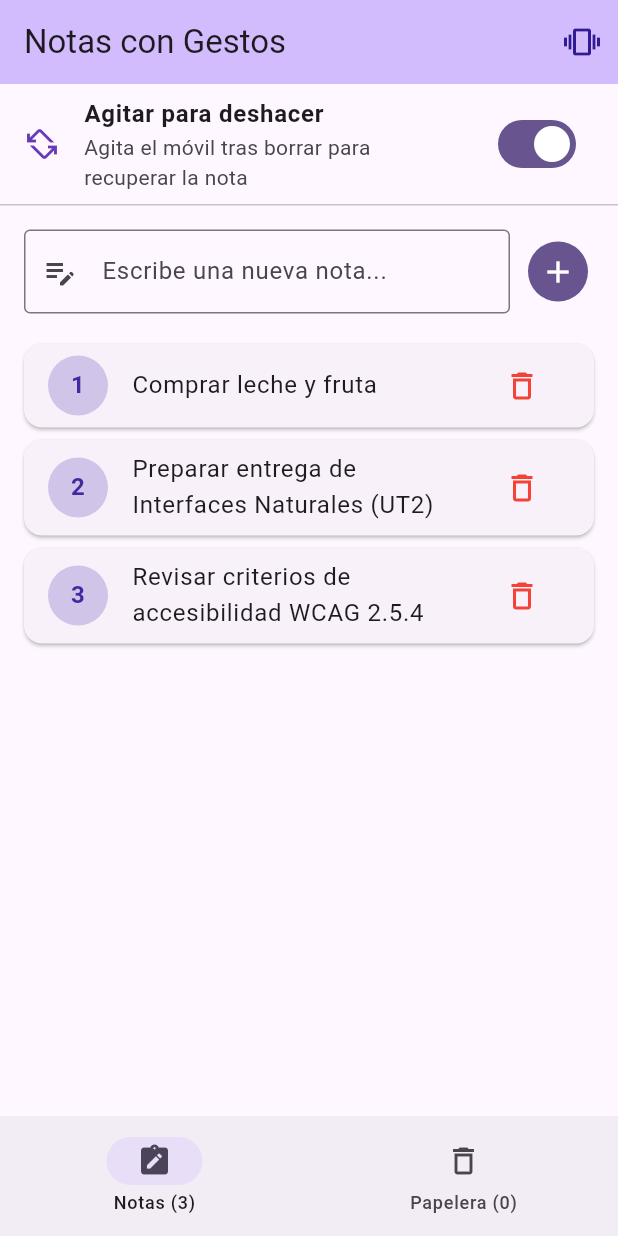
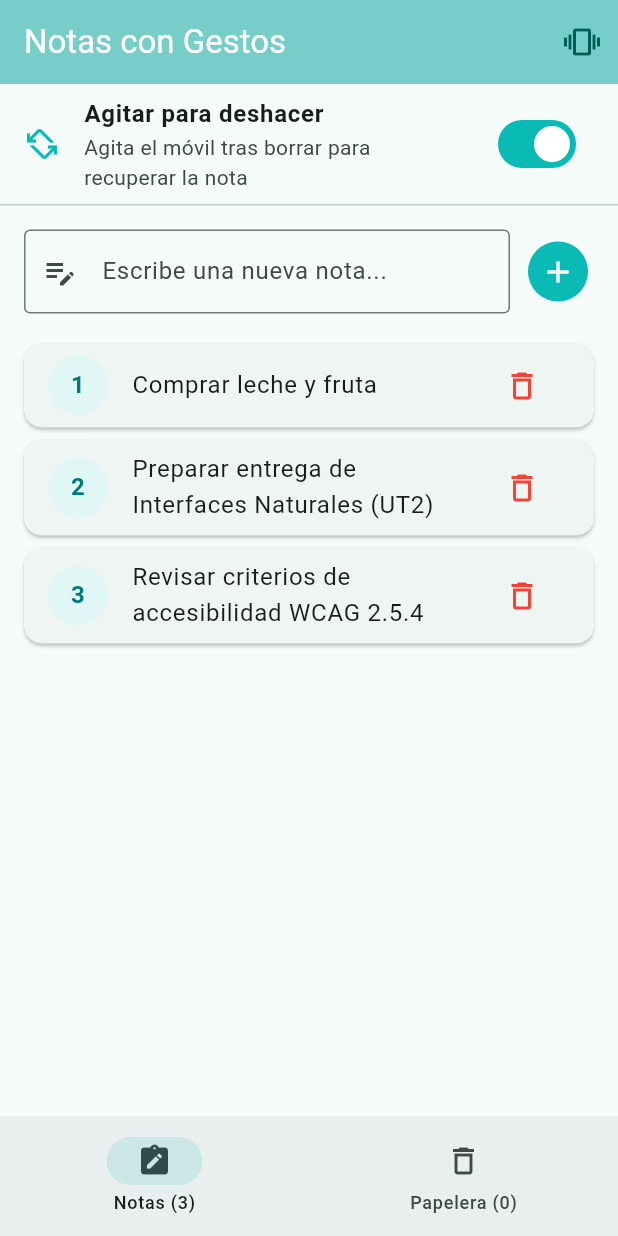
Before and after one commit to Ayoub-Atidi-Belbaz/ACTIVIDADES-1-y-2-INterfaces-Naturales, a Flutter app: the screen it shows after launch, on a phone screen of 412 x 824 dp. Run offline on Flutter 3.47's test engine with Material 3 defaults, Android fonts, the phone set to English and light mode, and no system bars; our stand-ins replace flutter_tts, sensors_plus, speech_to_text.

Commit message:
style(notas_gestos): aplicar paleta de color Tiffany Blue (#0ABAB5) en AppBarTheme y navegacion

```diff
--- a/notas_gestos/lib/main.dart
+++ b/notas_gestos/lib/main.dart
@@ -20,8 +20,14 @@ class NotasGestosApp extends StatelessWidget {
       theme: ThemeData(
         useMaterial3: true,
         colorScheme: ColorScheme.fromSeed(
-          seedColor: Colors.deepPurple,
+          seedColor: const Color(0xFF0ABAB5),
+          primary: const Color(0xFF0ABAB5),
           brightness: Brightness.light,
+        ),
+        appBarTheme: const AppBarTheme(
+          backgroundColor: Color(0xFF0ABAB5),
+          foregroundColor: Colors.white,
+          elevation: 2,
         ),
       ),
       home: const PantallaNotas(),
@@ -312,7 +318,7 @@ class _PantallaNotasState extends State<PantallaNotas> {
                     ? Icons.vibration
                     : Icons.phone_android,
                 color: _tieneAcelerometro && _agitarActivo
-                    ? Colors.deepPurple.shade900
+                    ? const Color(0xFF005B59)
                     : Colors.grey,
               ),
             ),
@@ -337,7 +343,7 @@ class _PantallaNotasState extends State<PantallaNotas> {
               ),
               secondary: Icon(
                 Icons.screen_rotation_alt,
-                color: _agitarActivo && _tieneAcelerometro ? Colors.deepPurple : Colors.grey,
+                color: _agitarActivo && _tieneAcelerometro ? const Color(0xFF0ABAB5) : Colors.grey,
               ),
               value: _agitarActivo && _tieneAcelerometro,
               onChanged: _tieneAcelerometro ? _conmutarAgitado : null,
@@ -433,16 +439,16 @@ class _PantallaNotasState extends State<PantallaNotas> {
         if (_ultimaNotaBorrada != null)
           Container(
             padding: const EdgeInsets.symmetric(horizontal: 16, vertical: 8),
-            color: Colors.deepPurple.shade50,
+            color: Color(0xFFF0FAF9),
             child: Row(
               children: [
-                const Icon(Icons.restore, size: 18, color: Colors.deepPurple),
+                const Icon(Icons.restore, size: 18, color: Color(0xFF0ABAB5)),
                 const SizedBox(width: 8),
                 Expanded(
                   child: Text(
                     'Hay una nota lista para recuperar: "${_ultimaNotaBorrada!.texto}"',
                     style: TextStyle(
-                      color: Colors.deepPurple.shade900,
+                      color: Color(0xFF005B59),
                       fontSize: 12,
                       fontWeight: FontWeight.w500,
                     ),
@@ -512,11 +518,11 @@ class _PantallaNotasState extends State<PantallaNotas> {
                         margin: const EdgeInsets.symmetric(horizontal: 16.0, vertical: 4.0),
                         child: ListTile(
                           leading: CircleAvatar(
-                            backgroundColor: Colors.deepPurple.shade100,
+                            backgroundColor: const Color(0xFFE0F7F6),
                             child: Text(
                               '${index + 1}',
                               style: TextStyle(
-                                color: Colors.deepPurple.shade800,
+                                color: Color(0xFF007A78),
                                 fontWeight: FontWeight.bold,
                               ),
                             ),
@@ -594,7 +600,7 @@ class _PantallaNotasState extends State<PantallaNotas> {
                       margin: const EdgeInsets.symmetric(horizontal: 16.0, vertical: 4.0),
                       color: Colors.grey.shade50,
                       child: ListTile(
-                        leading: const Icon(Icons.restore_from_trash, color: Colors.deepPurple),
+                        leading: const Icon(Icons.restore_from_trash, color: Color(0xFF0ABAB5)),
                         title: Text(
                           textoPapelera,
                           style: const TextStyle(decoration: TextDecoration.lineThrough),
```
